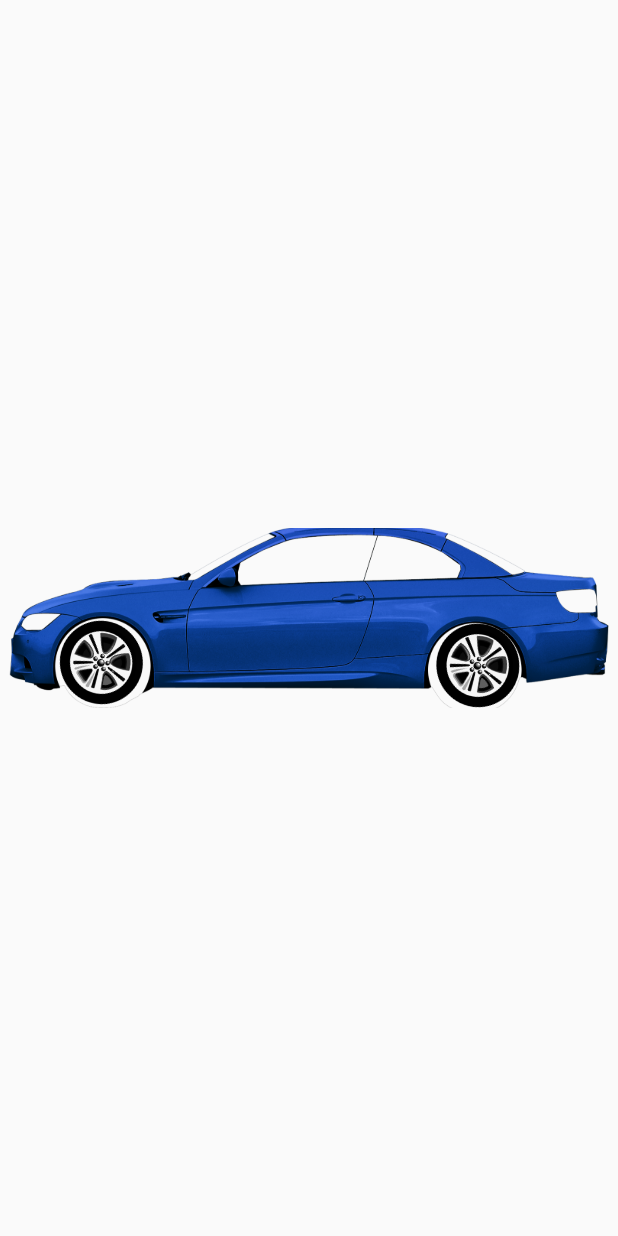
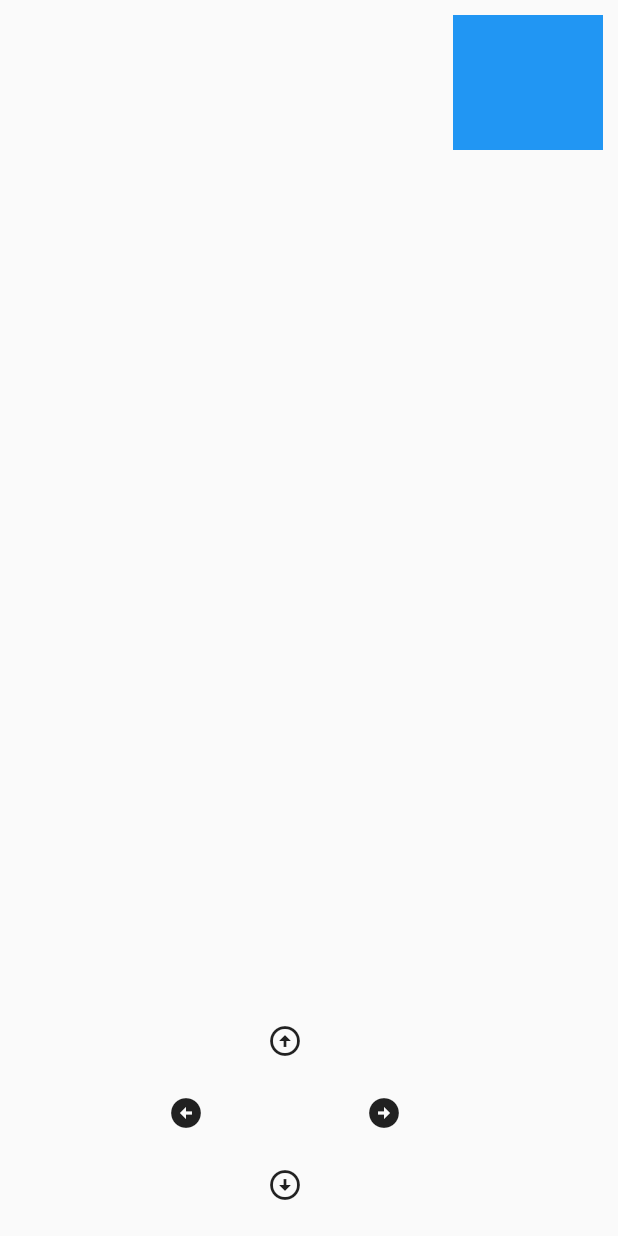
Before and after one commit to ahadjonovss/animations_sample, a Flutter app: the screen it shows after launch, on a phone screen of 412 x 824 dp. Run offline on Flutter 3.47's test engine with Material 2 defaults, Android fonts, the phone set to English and light mode, and no system bars.

Commit message:
Done: AnimatedPositioned

```diff
--- a/lib/main.dart
+++ b/lib/main.dart
@@ -1,6 +1,7 @@
 import 'package:animations/preparing/first_animation.dart';
 import 'package:animations/tasks/first_task.dart';
 import 'package:animations/tasks/second_task.dart';
+import 'package:animations/tasks/third_task.dart';
 import 'package:flutter/material.dart';
 
 void main() {
@@ -19,7 +20,7 @@ class MyApp extends StatelessWidget {
       theme: ThemeData(
         primarySwatch: Colors.blue,
       ),
-      home: SecondTask()
+      home: ThirdTask()
     );
   }
 }
--- /dev/null
+++ b/lib/tasks/third_task.dart
@@ -0,0 +1,83 @@
+import 'package:flutter/material.dart';
+
+class ThirdTask extends StatefulWidget {
+  const ThirdTask({Key? key}) : super(key: key);
+
+  @override
+  State<ThirdTask> createState() => _ThirdTaskState();
+}
+
+class _ThirdTaskState extends State<ThirdTask> {
+  num rigth=10;
+  num up=10;
+  @override
+  Widget build(BuildContext context) {
+    return Scaffold(
+      body: SafeArea(
+        child: SizedBox(
+          height: double.infinity,
+          width: double.infinity,
+          child: Stack(
+            children: [
+              AnimatedPositioned(
+                  right: rigth.toDouble(),
+                  top: up.toDouble(),
+                  duration: const  Duration(seconds: 1),
+                  child: Container(
+                    width: 100,
+                    height: 90,
+                    decoration: const BoxDecoration(
+                      color: Colors.blue,
+                    ),
+                  )),
+              Positioned(
+                bottom: 10,
+                left: 100,
+                child: SizedBox(
+                  width: 180,
+                  child: Column(
+                    children: [
+                      IconButton(
+                          onPressed: () {
+                            setState(() {
+                              up-=30;
+                            });
+                          }, icon: Icon(Icons.arrow_circle_up)),
+                      Row(
+                        mainAxisAlignment: MainAxisAlignment.spaceBetween,
+                        children: [
+                          IconButton(
+                            onPressed: () {
+                              setState(() {
+                                rigth+=30;
+                              });
+                            },
+                            icon: Icon(Icons.arrow_circle_left),
+                          ),
+                          IconButton(
+                            onPressed: () {
+                              setState(() {
+                                rigth-=30;
+                              });
+                            },
+                            icon: Icon(Icons.arrow_circle_right),
+                          ),
+                        ],
+                      ),
+                      IconButton(
+                          onPressed: () {
+                            setState(() {
+                              up+=30;
+                            });
+                          }, icon: Icon(Icons.arrow_circle_down))
+                    ],
+                  ),
+                ),
+              )
+            ],
+          ),
+        ),
+      ),
+    );
+  }
+}
```
